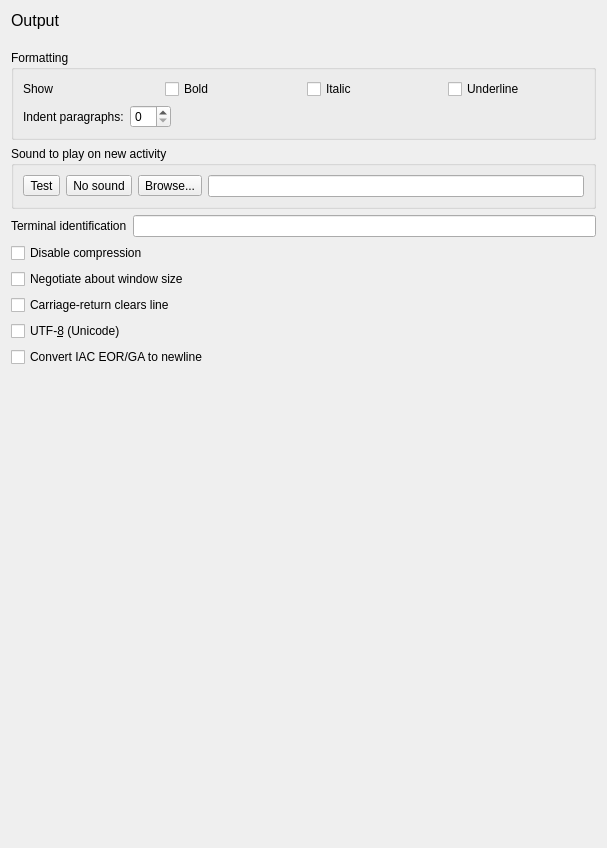
Above: smushclient-qt/cpp/ui/prefs/output.ui from jnbooth/smushclient before the change. Below: the same form after it.
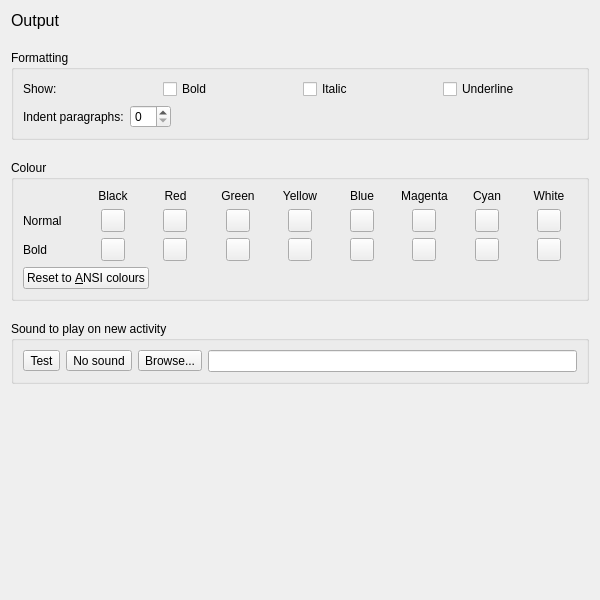
That is the form after the change. Icons and pictures are not drawn. Custom widgets are drawn as their Qt base class.

```diff
--- a/smushclient-qt/cpp/ui/prefs/output.ui
+++ b/smushclient-qt/cpp/ui/prefs/output.ui
@@ -6,8 +6,8 @@
    <rect>
     <x>0</x>
     <y>0</y>
-    <width>607</width>
-    <height>848</height>
+    <width>600</width>
+    <height>600</height>
    </rect>
   </property>
   <property name="windowTitle">
@@ -36,16 +36,6 @@
     </widget>
    </item>
    <item>
-    <layout class="QHBoxLayout" name="_main">
-     <property name="spacing">
-      <number>20</number>
-     </property>
-     <item>
-      <layout class="QVBoxLayout" name="_options">
-       <property name="spacing">
-        <number>6</number>
-       </property>
-       <item>
         <widget class="QGroupBox" name="_font">
          <property name="title">
           <string>Formatting</string>
@@ -56,7 +46,7 @@
             <item>
              <widget class="QLabel" name="label">
               <property name="text">
-               <string>Show</string>
+           <string>Show:</string>
               </property>
              </widget>
             </item>
@@ -116,6 +106,467 @@
          </layout>
         </widget>
        </item>
+   <item>
+    <widget class="QGroupBox" name="groupBox">
+     <property name="title">
+      <string>Colour</string>
+     </property>
+     <layout class="QVBoxLayout" name="verticalLayout_4">
+      <item>
+       <layout class="QGridLayout" name="gridLayout">
+        <property name="leftMargin">
+         <number>0</number>
+        </property>
+        <property name="topMargin">
+         <number>0</number>
+        </property>
+        <property name="rightMargin">
+         <number>0</number>
+        </property>
+        <property name="bottomMargin">
+         <number>0</number>
+        </property>
+        <property name="horizontalSpacing">
+         <number>-1</number>
+        </property>
+        <item row="2" column="4" alignment="Qt::AlignmentFlag::AlignHCenter">
+         <widget class="ColorPickerButton" name="Ansi11">
+          <property name="sizePolicy">
+           <sizepolicy hsizetype="Fixed" vsizetype="Fixed">
+            <horstretch>0</horstretch>
+            <verstretch>0</verstretch>
+           </sizepolicy>
+          </property>
+          <property name="baseSize">
+           <size>
+            <width>20</width>
+            <height>20</height>
+           </size>
+          </property>
+         </widget>
+        </item>
+        <item row="0" column="6">
+         <widget class="QLabel" name="label_7">
+          <property name="sizePolicy">
+           <sizepolicy hsizetype="MinimumExpanding" vsizetype="Preferred">
+            <horstretch>0</horstretch>
+            <verstretch>0</verstretch>
+           </sizepolicy>
+          </property>
+          <property name="text">
+           <string>Magenta</string>
+          </property>
+          <property name="alignment">
+           <set>Qt::AlignmentFlag::AlignCenter</set>
+          </property>
+         </widget>
+        </item>
+        <item row="0" column="7">
+         <widget class="QLabel" name="label_8">
+          <property name="sizePolicy">
+           <sizepolicy hsizetype="MinimumExpanding" vsizetype="Preferred">
+            <horstretch>0</horstretch>
+            <verstretch>0</verstretch>
+           </sizepolicy>
+          </property>
+          <property name="text">
+           <string>Cyan</string>
+          </property>
+          <property name="alignment">
+           <set>Qt::AlignmentFlag::AlignCenter</set>
+          </property>
+         </widget>
+        </item>
+        <item row="0" column="8">
+         <widget class="QLabel" name="label_9">
+          <property name="sizePolicy">
+           <sizepolicy hsizetype="MinimumExpanding" vsizetype="Preferred">
+            <horstretch>0</horstretch>
+            <verstretch>0</verstretch>
+           </sizepolicy>
+          </property>
+          <property name="text">
+           <string>White</string>
+          </property>
+          <property name="alignment">
+           <set>Qt::AlignmentFlag::AlignCenter</set>
+          </property>
+         </widget>
+        </item>
+        <item row="1" column="4" alignment="Qt::AlignmentFlag::AlignHCenter">
+         <widget class="ColorPickerButton" name="Ansi3">
+          <property name="sizePolicy">
+           <sizepolicy hsizetype="Fixed" vsizetype="Fixed">
+            <horstretch>0</horstretch>
+            <verstretch>0</verstretch>
+           </sizepolicy>
+          </property>
+          <property name="baseSize">
+           <size>
+            <width>20</width>
+            <height>20</height>
+           </size>
+          </property>
+         </widget>
+        </item>
+        <item row="2" column="3" alignment="Qt::AlignmentFlag::AlignHCenter">
+         <widget class="ColorPickerButton" name="Ansi10">
+          <property name="sizePolicy">
+           <sizepolicy hsizetype="Fixed" vsizetype="Fixed">
+            <horstretch>0</horstretch>
+            <verstretch>0</verstretch>
+           </sizepolicy>
+          </property>
+          <property name="baseSize">
+           <size>
+            <width>20</width>
+            <height>20</height>
+           </size>
+          </property>
+         </widget>
+        </item>
+        <item row="2" column="2" alignment="Qt::AlignmentFlag::AlignHCenter">
+         <widget class="ColorPickerButton" name="Ansi9">
+          <property name="sizePolicy">
+           <sizepolicy hsizetype="Fixed" vsizetype="Fixed">
+            <horstretch>0</horstretch>
+            <verstretch>0</verstretch>
+           </sizepolicy>
+          </property>
+          <property name="baseSize">
+           <size>
+            <width>20</width>
+            <height>20</height>
+           </size>
+          </property>
+         </widget>
+        </item>
+        <item row="1" column="7" alignment="Qt::AlignmentFlag::AlignHCenter">
+         <widget class="ColorPickerButton" name="Ansi6">
+          <property name="sizePolicy">
+           <sizepolicy hsizetype="Fixed" vsizetype="Fixed">
+            <horstretch>0</horstretch>
+            <verstretch>0</verstretch>
+           </sizepolicy>
+          </property>
+          <property name="baseSize">
+           <size>
+            <width>20</width>
+            <height>20</height>
+           </size>
+          </property>
+         </widget>
+        </item>
+        <item row="2" column="7" alignment="Qt::AlignmentFlag::AlignHCenter">
+         <widget class="ColorPickerButton" name="Ansi14">
+          <property name="sizePolicy">
+           <sizepolicy hsizetype="Fixed" vsizetype="Fixed">
+            <horstretch>0</horstretch>
+            <verstretch>0</verstretch>
+           </sizepolicy>
+          </property>
+          <property name="baseSize">
+           <size>
+            <width>20</width>
+            <height>20</height>
+           </size>
+          </property>
+         </widget>
+        </item>
+        <item row="1" column="2" alignment="Qt::AlignmentFlag::AlignHCenter">
+         <widget class="ColorPickerButton" name="Ansi1">
+          <property name="sizePolicy">
+           <sizepolicy hsizetype="Fixed" vsizetype="Fixed">
+            <horstretch>0</horstretch>
+            <verstretch>0</verstretch>
+           </sizepolicy>
+          </property>
+          <property name="baseSize">
+           <size>
+            <width>20</width>
+            <height>20</height>
+           </size>
+          </property>
+         </widget>
+        </item>
+        <item row="1" column="1" alignment="Qt::AlignmentFlag::AlignHCenter">
+         <widget class="ColorPickerButton" name="Ansi0">
+          <property name="sizePolicy">
+           <sizepolicy hsizetype="Fixed" vsizetype="Fixed">
+            <horstretch>0</horstretch>
+            <verstretch>0</verstretch>
+           </sizepolicy>
+          </property>
+          <property name="baseSize">
+           <size>
+            <width>20</width>
+            <height>20</height>
+           </size>
+          </property>
+         </widget>
+        </item>
+        <item row="2" column="1" alignment="Qt::AlignmentFlag::AlignHCenter">
+         <widget class="ColorPickerButton" name="Ansi8">
+          <property name="sizePolicy">
+           <sizepolicy hsizetype="Fixed" vsizetype="Fixed">
+            <horstretch>0</horstretch>
+            <verstretch>0</verstretch>
+           </sizepolicy>
+          </property>
+          <property name="baseSize">
+           <size>
+            <width>20</width>
+            <height>20</height>
+           </size>
+          </property>
+         </widget>
+        </item>
+        <item row="2" column="6" alignment="Qt::AlignmentFlag::AlignHCenter">
+         <widget class="ColorPickerButton" name="Ansi13">
+          <property name="sizePolicy">
+           <sizepolicy hsizetype="Fixed" vsizetype="Fixed">
+            <horstretch>0</horstretch>
+            <verstretch>0</verstretch>
+           </sizepolicy>
+          </property>
+          <property name="baseSize">
+           <size>
+            <width>20</width>
+            <height>20</height>
+           </size>
+          </property>
+         </widget>
+        </item>
+        <item row="1" column="3" alignment="Qt::AlignmentFlag::AlignHCenter">
+         <widget class="ColorPickerButton" name="Ansi2">
+          <property name="sizePolicy">
+           <sizepolicy hsizetype="Fixed" vsizetype="Fixed">
+            <horstretch>0</horstretch>
+            <verstretch>0</verstretch>
+           </sizepolicy>
+          </property>
+          <property name="baseSize">
+           <size>
+            <width>20</width>
+            <height>20</height>
+           </size>
+          </property>
+         </widget>
+        </item>
+        <item row="0" column="4">
+         <widget class="QLabel" name="label_5">
+          <property name="sizePolicy">
+           <sizepolicy hsizetype="MinimumExpanding" vsizetype="Preferred">
+            <horstretch>0</horstretch>
+            <verstretch>0</verstretch>
+           </sizepolicy>
+          </property>
+          <property name="text">
+           <string>Yellow</string>
+          </property>
+          <property name="alignment">
+           <set>Qt::AlignmentFlag::AlignCenter</set>
+          </property>
+         </widget>
+        </item>
+        <item row="1" column="6" alignment="Qt::AlignmentFlag::AlignHCenter">
+         <widget class="ColorPickerButton" name="Ansi5">
+          <property name="sizePolicy">
+           <sizepolicy hsizetype="Fixed" vsizetype="Fixed">
+            <horstretch>0</horstretch>
+            <verstretch>0</verstretch>
+           </sizepolicy>
+          </property>
+          <property name="baseSize">
+           <size>
+            <width>20</width>
+            <height>20</height>
+           </size>
+          </property>
+         </widget>
+        </item>
+        <item row="1" column="0">
+         <widget class="QLabel" name="label_11">
+          <property name="sizePolicy">
+           <sizepolicy hsizetype="MinimumExpanding" vsizetype="Preferred">
+            <horstretch>0</horstretch>
+            <verstretch>0</verstretch>
+           </sizepolicy>
+          </property>
+          <property name="text">
+           <string>Normal</string>
+          </property>
+         </widget>
+        </item>
+        <item row="2" column="5" alignment="Qt::AlignmentFlag::AlignHCenter">
+         <widget class="ColorPickerButton" name="Ansi12">
+          <property name="sizePolicy">
+           <sizepolicy hsizetype="Fixed" vsizetype="Fixed">
+            <horstretch>0</horstretch>
+            <verstretch>0</verstretch>
+           </sizepolicy>
+          </property>
+          <property name="baseSize">
+           <size>
+            <width>20</width>
+            <height>20</height>
+           </size>
+          </property>
+         </widget>
+        </item>
+        <item row="1" column="5" alignment="Qt::AlignmentFlag::AlignHCenter">
+         <widget class="ColorPickerButton" name="Ansi4">
+          <property name="sizePolicy">
+           <sizepolicy hsizetype="Fixed" vsizetype="Fixed">
+            <horstretch>0</horstretch>
+            <verstretch>0</verstretch>
+           </sizepolicy>
+          </property>
+          <property name="baseSize">
+           <size>
+            <width>20</width>
+            <height>20</height>
+           </size>
+          </property>
+         </widget>
+        </item>
+        <item row="2" column="8" alignment="Qt::AlignmentFlag::AlignHCenter">
+         <widget class="ColorPickerButton" name="Ansi15">
+          <property name="sizePolicy">
+           <sizepolicy hsizetype="Fixed" vsizetype="Fixed">
+            <horstretch>0</horstretch>
+            <verstretch>0</verstretch>
+           </sizepolicy>
+          </property>
+          <property name="baseSize">
+           <size>
+            <width>20</width>
+            <height>20</height>
+           </size>
+          </property>
+         </widget>
+        </item>
+        <item row="0" column="5">
+         <widget class="QLabel" name="label_6">
+          <property name="sizePolicy">
+           <sizepolicy hsizetype="MinimumExpanding" vsizetype="Preferred">
+            <horstretch>0</horstretch>
+            <verstretch>0</verstretch>
+           </sizepolicy>
+          </property>
+          <property name="text">
+           <string>Blue</string>
+          </property>
+          <property name="alignment">
+           <set>Qt::AlignmentFlag::AlignCenter</set>
+          </property>
+         </widget>
+        </item>
+        <item row="0" column="0">
+         <widget class="QLabel" name="label_10">
+          <property name="text">
+           <string/>
+          </property>
+         </widget>
+        </item>
+        <item row="0" column="2">
+         <widget class="QLabel" name="label_3">
+          <property name="sizePolicy">
+           <sizepolicy hsizetype="MinimumExpanding" vsizetype="Preferred">
+            <horstretch>0</horstretch>
+            <verstretch>0</verstretch>
+           </sizepolicy>
+          </property>
+          <property name="text">
+           <string>Red</string>
+          </property>
+          <property name="alignment">
+           <set>Qt::AlignmentFlag::AlignCenter</set>
+          </property>
+         </widget>
+        </item>
+        <item row="0" column="1">
+         <widget class="QLabel" name="label_2">
+          <property name="sizePolicy">
+           <sizepolicy hsizetype="MinimumExpanding" vsizetype="Preferred">
+            <horstretch>0</horstretch>
+            <verstretch>0</verstretch>
+           </sizepolicy>
+          </property>
+          <property name="text">
+           <string>Black</string>
+          </property>
+          <property name="alignment">
+           <set>Qt::AlignmentFlag::AlignCenter</set>
+          </property>
+         </widget>
+        </item>
+        <item row="1" column="8" alignment="Qt::AlignmentFlag::AlignHCenter">
+         <widget class="ColorPickerButton" name="Ansi7">
+          <property name="sizePolicy">
+           <sizepolicy hsizetype="Fixed" vsizetype="Fixed">
+            <horstretch>0</horstretch>
+            <verstretch>0</verstretch>
+           </sizepolicy>
+          </property>
+          <property name="baseSize">
+           <size>
+            <width>20</width>
+            <height>20</height>
+           </size>
+          </property>
+         </widget>
+        </item>
+        <item row="0" column="3">
+         <widget class="QLabel" name="label_4">
+          <property name="sizePolicy">
+           <sizepolicy hsizetype="MinimumExpanding" vsizetype="Preferred">
+            <horstretch>0</horstretch>
+            <verstretch>0</verstretch>
+           </sizepolicy>
+          </property>
+          <property name="text">
+           <string>Green</string>
+          </property>
+          <property name="alignment">
+           <set>Qt::AlignmentFlag::AlignCenter</set>
+          </property>
+         </widget>
+        </item>
+        <item row="2" column="0">
+         <widget class="QLabel" name="label_12">
+          <property name="sizePolicy">
+           <sizepolicy hsizetype="MinimumExpanding" vsizetype="Preferred">
+            <horstretch>0</horstretch>
+            <verstretch>0</verstretch>
+           </sizepolicy>
+          </property>
+          <property name="text">
+           <string>Bold</string>
+          </property>
+         </widget>
+        </item>
+       </layout>
+      </item>
+      <item>
+       <widget class="QPushButton" name="reset">
+        <property name="sizePolicy">
+         <sizepolicy hsizetype="Fixed" vsizetype="Fixed">
+          <horstretch>0</horstretch>
+          <verstretch>0</verstretch>
+         </sizepolicy>
+        </property>
+        <property name="text">
+         <string>Reset to &amp;ANSI colours</string>
+        </property>
+        <property name="icon">
+         <iconset theme="edit-undo"/>
+        </property>
+       </widget>
+      </item>
+     </layout>
+    </widget>
+   </item>
        <item>
         <widget class="QGroupBox" name="_new_activity">
          <property name="sizePolicy">
@@ -165,63 +616,7 @@
         </widget>
        </item>
        <item>
-        <layout class="QVBoxLayout" name="_checkboxes">
-         <property name="spacing">
-          <number>6</number>
-         </property>
-         <item>
-          <layout class="QHBoxLayout" name="horizontalLayout">
-           <item>
-            <widget class="QLabel" name="TerminalIdentification_label">
-             <property name="text">
-              <string>Terminal identification</string>
-             </property>
-            </widget>
-           </item>
-           <item>
-            <widget class="QLineEdit" name="TerminalIdentification"/>
-           </item>
-          </layout>
-         </item>
-         <item>
-          <widget class="QCheckBox" name="DisableCompression">
-           <property name="text">
-            <string>Disable compression</string>
-           </property>
-          </widget>
-         </item>
-         <item>
-          <widget class="QCheckBox" name="Naws">
-           <property name="text">
-            <string>Negotiate about window size</string>
-           </property>
-          </widget>
-         </item>
-         <item>
-          <widget class="QCheckBox" name="CarriageReturnClearsLine">
-           <property name="text">
-            <string>Carriage-return clears line</string>
-           </property>
-          </widget>
-         </item>
-         <item>
-          <widget class="QCheckBox" name="Utf8">
-           <property name="text">
-            <string>UTF-&amp;8 (Unicode)</string>
-           </property>
-          </widget>
-         </item>
-         <item>
-          <widget class="QCheckBox" name="ConvertGaToNewline">
-           <property name="text">
-            <string>Convert IAC EOR/GA to newline</string>
-           </property>
-          </widget>
-         </item>
-        </layout>
-       </item>
-       <item>
-        <spacer name="verticalSpacer">
+    <spacer name="verticalSpacer_5">
          <property name="orientation">
           <enum>Qt::Orientation::Vertical</enum>
          </property>
@@ -234,11 +629,14 @@
         </spacer>
        </item>
       </layout>
-     </item>
-    </layout>
-   </item>
-  </layout>
  </widget>
+ <customwidgets>
+  <customwidget>
+   <class>ColorPickerButton</class>
+   <extends>QToolButton</extends>
+   <header>colorpickerbutton.h</header>
+  </customwidget>
+ </customwidgets>
  <resources/>
  <connections>
   <connection>
```
Left out of the diff: 23 changed lines with no effect on the pictures. Lines whose indentation alone changed are shown as unchanged.
